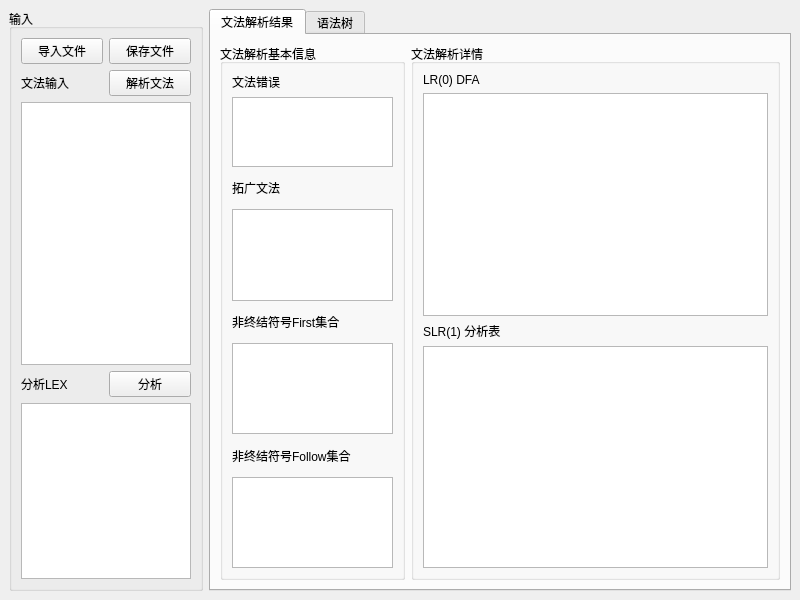
Qt form LR_SLR/mainwindow.ui (wengx00/compilation-project) before a commit.
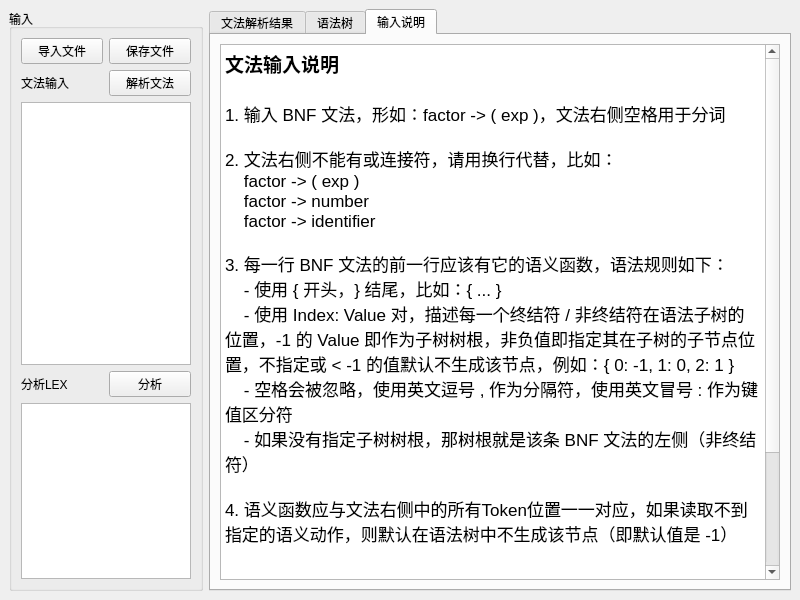
The same form after that commit.

Commit message: feat: 新增BNF文法语义函数输入

```diff
--- a/LR_SLR/mainwindow.ui
+++ b/LR_SLR/mainwindow.ui
@@ -87,7 +87,7 @@
     <item>
      <widget class="QTabWidget" name="resultTab">
       <property name="currentIndex">
-       <number>0</number>
+       <number>2</number>
       </property>
       <widget class="QWidget" name="result">
        <attribute name="title">
@@ -197,6 +197,49 @@
         </item>
        </layout>
       </widget>
+      <widget class="QWidget" name="tab">
+       <attribute name="title">
+        <string>输入说明</string>
+       </attribute>
+       <layout class="QVBoxLayout" name="verticalLayout_5">
+        <item>
+         <widget class="QTextBrowser" name="textBrowser">
+          <property name="html">
+           <string>&lt;!DOCTYPE HTML PUBLIC &quot;-//W3C//DTD HTML 4.0//EN&quot; &quot;http://www.w3.org/TR/REC-html40/strict.dtd&quot;&gt;
+&lt;html&gt;&lt;head&gt;&lt;meta name=&quot;qrichtext&quot; content=&quot;1&quot; /&gt;&lt;meta charset=&quot;utf-8&quot; /&gt;&lt;style type=&quot;text/css&quot;&gt;
+p, li { white-space: pre-wrap; }
+hr { height: 1px; border-width: 0; }
+li.unchecked::marker { content: &quot;\2610&quot;; }
+li.checked::marker { content: &quot;\2612&quot;; }
+&lt;/style&gt;&lt;/head&gt;&lt;body style=&quot; font-family:'.AppleSystemUIFont'; font-size:13pt; font-weight:400; font-style:normal;&quot;&gt;
+&lt;p style=&quot; margin-top:0px; margin-bottom:0px; margin-left:0px; margin-right:0px; -qt-block-indent:0; text-indent:0px;&quot;&gt;&lt;span style=&quot; font-size:14pt; font-weight:700;&quot;&gt;文法输入说明&lt;/span&gt;&lt;/p&gt;
+&lt;p style=&quot;-qt-paragraph-type:empty; margin-top:0px; margin-bottom:0px; margin-left:0px; margin-right:0px; -qt-block-indent:0; text-indent:0px; font-size:14pt; font-weight:700;&quot;&gt;&lt;br /&gt;&lt;/p&gt;
+&lt;p style=&quot; margin-top:0px; margin-bottom:0px; margin-left:0px; margin-right:0px; -qt-block-indent:0; text-indent:0px;&quot;&gt;1. 输入 BNF 文法，形如：factor -&amp;gt; ( exp )，文法右侧空格用于分词&lt;/p&gt;
+&lt;p style=&quot;-qt-paragraph-type:empty; margin-top:0px; margin-bottom:0px; margin-left:0px; margin-right:0px; -qt-block-indent:0; text-indent:0px;&quot;&gt;&lt;br /&gt;&lt;/p&gt;
+&lt;p style=&quot; margin-top:0px; margin-bottom:0px; margin-left:0px; margin-right:0px; -qt-block-indent:0; text-indent:0px;&quot;&gt;2. 文法右侧不能有或连接符，请用换行代替，比如：&lt;/p&gt;
+&lt;p style=&quot; margin-top:0px; margin-bottom:0px; margin-left:0px; margin-right:0px; -qt-block-indent:0; text-indent:0px;&quot;&gt;    factor -&amp;gt; ( exp )&lt;/p&gt;
+&lt;p style=&quot; margin-top:0px; margin-bottom:0px; margin-left:0px; margin-right:0px; -qt-block-indent:0; text-indent:0px;&quot;&gt;    factor -&amp;gt; number&lt;/p&gt;
+&lt;p style=&quot; margin-top:0px; margin-bottom:0px; margin-left:0px; margin-right:0px; -qt-block-indent:0; text-indent:0px;&quot;&gt;    factor -&amp;gt; identifier&lt;/p&gt;
+&lt;p style=&quot;-qt-paragraph-type:empty; margin-top:0px; margin-bottom:0px; margin-left:0px; margin-right:0px; -qt-block-indent:0; text-indent:0px;&quot;&gt;&lt;br /&gt;&lt;/p&gt;
+&lt;p style=&quot; margin-top:0px; margin-bottom:0px; margin-left:0px; margin-right:0px; -qt-block-indent:0; text-indent:0px;&quot;&gt;3. 每一行 BNF 文法的前一行应该有它的语义函数，语法规则如下：&lt;/p&gt;
+&lt;p style=&quot; margin-top:0px; margin-bottom:0px; margin-left:0px; margin-right:0px; -qt-block-indent:0; text-indent:0px;&quot;&gt;    - 使用 { 开头，} 结尾，比如：{ ... }&lt;/p&gt;
+&lt;p style=&quot; margin-top:0px; margin-bottom:0px; margin-left:0px; margin-right:0px; -qt-block-indent:0; text-indent:0px;&quot;&gt;    - 使用 Index: Value 对，描述每一个终结符 / 非终结符在语法子树的位置，-1 的 Value 即作为子树树根，非负值即指定其在子树的子节点位置，不指定或 &amp;lt; -1 的值默认不生成该节点，例如：{ 0: -1, 1: 0, 2: 1 }&lt;/p&gt;
+&lt;p style=&quot; margin-top:0px; margin-bottom:0px; margin-left:0px; margin-right:0px; -qt-block-indent:0; text-indent:0px;&quot;&gt;    - 空格会被忽略，使用英文逗号 , 作为分隔符，使用英文冒号 : 作为键值区分符&lt;/p&gt;
+&lt;p style=&quot; margin-top:0px; margin-bottom:0px; margin-left:0px; margin-right:0px; -qt-block-indent:0; text-indent:0px;&quot;&gt;    - 如果没有指定子树树根，那树根就是该条 BNF 文法的左侧（非终结符）&lt;/p&gt;
+&lt;p style=&quot;-qt-paragraph-type:empty; margin-top:0px; margin-bottom:0px; margin-left:0px; margin-right:0px; -qt-block-indent:0; text-indent:0px;&quot;&gt;&lt;br /&gt;&lt;/p&gt;
+&lt;p style=&quot; margin-top:0px; margin-bottom:0px; margin-left:0px; margin-right:0px; -qt-block-indent:0; text-indent:0px;&quot;&gt;4. 语义函数应与文法右侧中的所有Token位置一一对应，如果读取不到指定的语义动作，则默认在语法树中不生成该节点（即默认值是 -1）&lt;/p&gt;
+&lt;p style=&quot;-qt-paragraph-type:empty; margin-top:0px; margin-bottom:0px; margin-left:0px; margin-right:0px; -qt-block-indent:0; text-indent:0px;&quot;&gt;&lt;br /&gt;&lt;/p&gt;
+&lt;p style=&quot;-qt-paragraph-type:empty; margin-top:0px; margin-bottom:0px; margin-left:0px; margin-right:0px; -qt-block-indent:0; text-indent:0px;&quot;&gt;&lt;br /&gt;&lt;/p&gt;
+&lt;p style=&quot; margin-top:0px; margin-bottom:0px; margin-left:0px; margin-right:0px; -qt-block-indent:0; text-indent:0px;&quot;&gt;&lt;span style=&quot; font-size:14pt; font-weight:700;&quot;&gt;分析LEX输入说明&lt;/span&gt;&lt;/p&gt;
+&lt;p style=&quot;-qt-paragraph-type:empty; margin-top:0px; margin-bottom:0px; margin-left:0px; margin-right:0px; -qt-block-indent:0; text-indent:0px; font-size:14pt; font-weight:700;&quot;&gt;&lt;br /&gt;&lt;/p&gt;
+&lt;p style=&quot; margin-top:0px; margin-bottom:0px; margin-left:0px; margin-right:0px; -qt-block-indent:0; text-indent:0px;&quot;&gt;1. 输入的是项目一生成的解析程序对源代码的分词结果（lex 文件），形如：&lt;/p&gt;
+&lt;p style=&quot; margin-top:0px; margin-bottom:0px; margin-left:0px; margin-right:0px; -qt-block-indent:0; text-indent:0px;&quot;&gt;    assign : :=&lt;/p&gt;
+&lt;p style=&quot; margin-top:0px; margin-bottom:0px; margin-left:0px; margin-right:0px; -qt-block-indent:0; text-indent:0px;&quot;&gt;    number : 123&lt;/p&gt;&lt;/body&gt;&lt;/html&gt;</string>
+          </property>
+         </widget>
+        </item>
+       </layout>
+      </widget>
      </widget>
     </item>
    </layout>
```
The commit also changes 2 other files.
